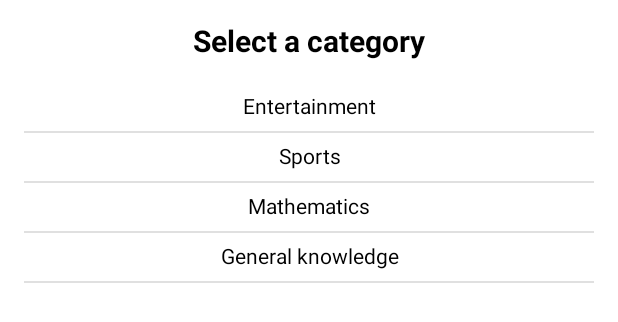
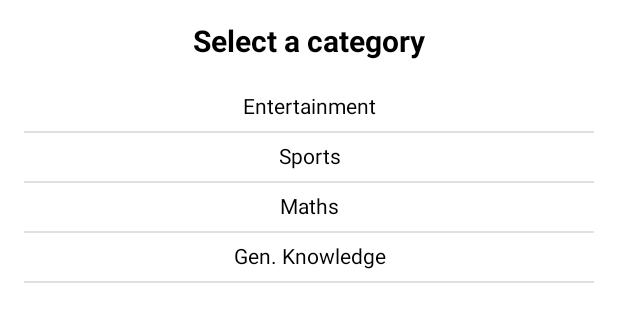
Before and after one commit to zachsao/triviaSekai, an Android app built with Jetpack Compose: the @Preview function ScreenPreview, on a phone screen of 412 x 824 dp. Shown: the top 322 px of the screen. Run offline under Robolectric (Android 15) with nearby library versions, the phone set to English and light mode, and no system bars; our stand-ins replace livedata-compose.

Commit message:
android: fetch categories from api

```diff
--- a/androidApp/src/main/java/com/example/triviasekai/androidApp/categories/Categories.kt
+++ b/androidApp/src/main/java/com/example/triviasekai/androidApp/categories/Categories.kt
@@ -9,20 +9,31 @@ import androidx.compose.foundation.lazy.items
 import androidx.compose.material.Divider
 import androidx.compose.material.Text
 import androidx.compose.runtime.Composable
+import androidx.compose.runtime.livedata.observeAsState
 import androidx.compose.ui.Modifier
 import androidx.compose.ui.text.font.FontWeight
 import androidx.compose.ui.text.style.TextAlign
 import androidx.compose.ui.tooling.preview.Preview
 import androidx.compose.ui.unit.dp
 import androidx.compose.ui.unit.sp
+import com.example.triviasekai.androidApp.TriviaViewModel
+import com.example.triviasekai.shared.model.Category
 
 @Composable
-fun CategoriesScreen() {
-    val list = listOf("Entertainment", "Sports", "Mathematics", "General knowledge")
+fun CategoriesScreen(viewModel: TriviaViewModel) {
+    val categoriesState = viewModel.categoriesLiveData().observeAsState(initial = listOf())
+    viewModel.getCategories()
+    CategoriesContent(list = categoriesState.value)
+}
+
+@Composable
+fun CategoriesContent(list: List<Category>) {
     Column {
         Text(
             text = "Select a category",
-            Modifier.fillMaxWidth(1f).padding(top = 16.dp),
+            Modifier
+                .fillMaxWidth(1f)
+                .padding(top = 16.dp),
             textAlign = TextAlign.Center,
             fontWeight = FontWeight.Bold,
             fontSize = 20.sp
@@ -32,7 +43,7 @@ fun CategoriesScreen() {
 }
 
 @Composable
-fun CategoriesList(list: List<String>) {
+fun CategoriesList(list: List<Category>) {
     LazyColumn(
         Modifier
             .fillMaxHeight(1f)
@@ -40,7 +51,7 @@ fun CategoriesList(list: List<String>) {
     ) {
         items(list) {
             Text(
-                text = it,
+                text = it.name,
                 Modifier
                     .fillMaxWidth(1f)
                     .padding(top = 8.dp, bottom = 8.dp),
@@ -54,11 +65,12 @@ fun CategoriesList(list: List<String>) {
 @Preview
 @Composable
 fun ScreenPreview() {
-    CategoriesScreen()
+    CategoriesContent(
+        list = listOf(
+            Category(0, "Entertainment"),
+            Category(0, "Sports"),
+            Category(0, "Maths"),
+            Category(0, "Gen. Knowledge")
+        )
+    )
 }
-
-@Preview
-@Composable
-fun CategoriesListPreview() {
-    CategoriesList(listOf("Entertainment", "Sports", "Mathematics", "General knowledge"))
-}
--- a/shared/src/commonMain/kotlin/com/example/triviasekai/shared/TriviaSDK.kt
+++ b/shared/src/commonMain/kotlin/com/example/triviasekai/shared/TriviaSDK.kt
@@ -1,6 +1,7 @@
 package com.example.triviasekai.shared
 
 import com.example.triviasekai.shared.model.Response
+import com.example.triviasekai.shared.model.TriviaCategories
 import com.example.triviasekai.shared.network.TriviaApi
 
 class TriviaSDK {
@@ -10,4 +11,9 @@ class TriviaSDK {
     suspend fun getQuestions(): Response {
         return api.getQuestions()
     }
+
+    @Throws(Exception::class)
+    suspend fun getCategories(): TriviaCategories {
+        return api.getCategories()
+    }
 }
--- a/shared/src/commonMain/kotlin/com/example/triviasekai/shared/model/Response.kt
+++ b/shared/src/commonMain/kotlin/com/example/triviasekai/shared/model/Response.kt
@@ -26,6 +26,11 @@ data class TriviaResult(
 )
 
 @Serializable
+data class TriviaCategories(
+    @SerialName("trivia_categories") val categories: List<Category>
+)
+
+@Serializable
 data class Category(@SerialName("id")val id: Int, val name: String)
 
 enum class Difficulty(val id: Int) {
```
Also changed, not shown: androidApp/src/main/java/com/example/triviasekai/androidApp/MainActivity.kt (+6 -3 lines), androidApp/src/main/java/com/example/triviasekai/androidApp/TriviaViewModel.kt (added, +26 -0 lines), shared/src/commonMain/kotlin/com/example/triviasekai/shared/network/TriviaApi.kt (+7 -0 lines).
